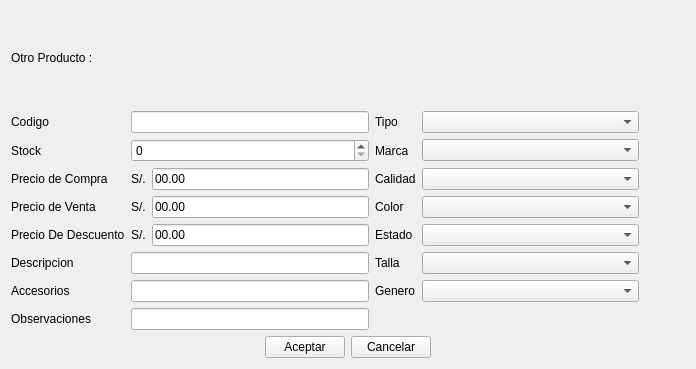
This is producto/ui_agregarotros.ui in rodety/manager as Qt 5 draws it before an edit. The edited form follows.
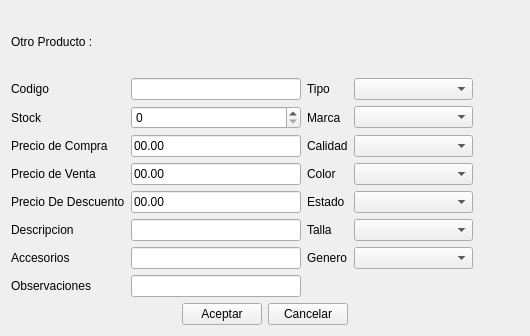
This is the edited form. Icons and pictures are not drawn. Custom widgets are drawn as their Qt base class.

```diff
--- a/producto/ui_agregarotros.ui
+++ b/producto/ui_agregarotros.ui
@@ -6,76 +6,254 @@
    <rect>
     <x>0</x>
     <y>0</y>
-    <width>696</width>
-    <height>369</height>
+    <width>530</width>
+    <height>336</height>
    </rect>
   </property>
   <property name="windowTitle">
    <string>Form</string>
   </property>
-  <layout class="QGridLayout" name="gridLayout">
+  <layout class="QGridLayout" name="gridLayout_2">
    <item row="0" column="0">
-    <widget class="QLabel" name="label_tiulo">
-     <property name="text">
-      <string>Otro Producto :</string>
-     </property>
-    </widget>
-   </item>
-   <item row="1" column="0">
-    <layout class="QGridLayout" name="gridLayout_4">
+    <layout class="QGridLayout" name="gridLayout">
      <item row="0" column="0">
+      <widget class="QLabel" name="label_tiulo">
+       <property name="text">
+        <string>Otro Producto :</string>
+       </property>
+      </widget>
+     </item>
+     <item row="1" column="0">
       <widget class="QLabel" name="label_14">
        <property name="text">
         <string>Codigo</string>
        </property>
       </widget>
      </item>
-     <item row="0" column="1" colspan="2">
+     <item row="1" column="1">
       <widget class="QLineEdit" name="lineEdit_codigo"/>
      </item>
-     <item row="2" column="1">
-      <widget class="QLabel" name="label_19">
+     <item row="1" column="2">
+      <widget class="QLabel" name="label">
        <property name="text">
-        <string>S/.</string>
+        <string>Tipo</string>
        </property>
       </widget>
      </item>
-     <item row="3" column="1">
-      <widget class="QLabel" name="label_20">
+     <item row="1" column="3">
+      <widget class="MyComboBox" name="comboBox_tipo"/>
+     </item>
+     <item row="1" column="4">
+      <widget class="QPushButton" name="pushButton_xtipo">
+       <property name="sizePolicy">
+        <sizepolicy hsizetype="Fixed" vsizetype="Fixed">
+         <horstretch>0</horstretch>
+         <verstretch>0</verstretch>
+        </sizepolicy>
+       </property>
        <property name="text">
-        <string>S/.</string>
+        <string/>
        </property>
+       <property name="icon">
+        <iconset resource="../Icons/Icons.qrc">
+         <normaloff>:/Icons/1349716373_monotone_close_exit_delete_small.png</normaloff>:/Icons/1349716373_monotone_close_exit_delete_small.png</iconset>
+       </property>
+       <property name="autoDefault">
+        <bool>false</bool>
+       </property>
+       <property name="flat">
+        <bool>true</bool>
+       </property>
       </widget>
      </item>
-     <item row="1" column="0">
+     <item row="2" column="0">
       <widget class="QLabel" name="label_21">
        <property name="text">
         <string>Stock</string>
        </property>
       </widget>
      </item>
-     <item row="4" column="0">
-      <widget class="QLabel" name="label_22">
+     <item row="2" column="1">
+      <widget class="QSpinBox" name="spinBox_stock">
+       <property name="maximum">
+        <number>999999999</number>
+       </property>
+      </widget>
+     </item>
+     <item row="2" column="2">
+      <widget class="QLabel" name="label_24">
+       <property name="sizePolicy">
+        <sizepolicy hsizetype="Preferred" vsizetype="Preferred">
+         <horstretch>0</horstretch>
+         <verstretch>0</verstretch>
+        </sizepolicy>
+       </property>
        <property name="text">
-        <string>Precio De Descuento</string>
+        <string>Marca</string>
        </property>
       </widget>
      </item>
-     <item row="2" column="0">
+     <item row="2" column="3">
+      <widget class="MyComboBox" name="comboBox_marca">
+       <property name="sizePolicy">
+        <sizepolicy hsizetype="Expanding" vsizetype="Fixed">
+         <horstretch>0</horstretch>
+         <verstretch>0</verstretch>
+        </sizepolicy>
+       </property>
+      </widget>
+     </item>
+     <item row="2" column="4">
+      <widget class="QPushButton" name="pushButton_xmarca">
+       <property name="sizePolicy">
+        <sizepolicy hsizetype="Fixed" vsizetype="Fixed">
+         <horstretch>0</horstretch>
+         <verstretch>0</verstretch>
+        </sizepolicy>
+       </property>
+       <property name="text">
+        <string/>
+       </property>
+       <property name="icon">
+        <iconset resource="../Icons/Icons.qrc">
+         <normaloff>:/Icons/1349716373_monotone_close_exit_delete_small.png</normaloff>:/Icons/1349716373_monotone_close_exit_delete_small.png</iconset>
+       </property>
+       <property name="autoDefault">
+        <bool>false</bool>
+       </property>
+       <property name="flat">
+        <bool>true</bool>
+       </property>
+      </widget>
+     </item>
+     <item row="3" column="0">
       <widget class="QLabel" name="label_23">
        <property name="text">
         <string>Precio de Compra</string>
        </property>
       </widget>
      </item>
-     <item row="2" column="2">
+     <item row="3" column="1">
       <widget class="QLineEdit" name="lineEdit_precioCompra">
        <property name="text">
         <string>00.00</string>
        </property>
       </widget>
      </item>
+     <item row="3" column="2">
+      <widget class="QLabel" name="label_28">
+       <property name="sizePolicy">
+        <sizepolicy hsizetype="Preferred" vsizetype="Preferred">
+         <horstretch>0</horstretch>
+         <verstretch>0</verstretch>
+        </sizepolicy>
+       </property>
+       <property name="text">
+        <string>Calidad</string>
+       </property>
+      </widget>
+     </item>
+     <item row="3" column="3">
+      <widget class="MyComboBox" name="comboBox_calidad">
+       <property name="sizePolicy">
+        <sizepolicy hsizetype="Expanding" vsizetype="Fixed">
+         <horstretch>0</horstretch>
+         <verstretch>0</verstretch>
+        </sizepolicy>
+       </property>
+      </widget>
+     </item>
+     <item row="3" column="4">
+      <widget class="QPushButton" name="pushButton_xcalidad">
+       <property name="sizePolicy">
+        <sizepolicy hsizetype="Fixed" vsizetype="Fixed">
+         <horstretch>0</horstretch>
+         <verstretch>0</verstretch>
+        </sizepolicy>
+       </property>
+       <property name="text">
+        <string/>
+       </property>
+       <property name="icon">
+        <iconset resource="../Icons/Icons.qrc">
+         <normaloff>:/Icons/1349716373_monotone_close_exit_delete_small.png</normaloff>:/Icons/1349716373_monotone_close_exit_delete_small.png</iconset>
+       </property>
+       <property name="autoDefault">
+        <bool>false</bool>
+       </property>
+       <property name="flat">
+        <bool>true</bool>
+       </property>
+      </widget>
+     </item>
+     <item row="4" column="0">
+      <widget class="QLabel" name="label_25">
+       <property name="text">
+        <string>Precio de Venta</string>
+       </property>
+      </widget>
+     </item>
+     <item row="4" column="1">
+      <widget class="QLineEdit" name="lineEdit_precioVenta">
+       <property name="text">
+        <string>00.00</string>
+       </property>
+      </widget>
+     </item>
      <item row="4" column="2">
+      <widget class="QLabel" name="label_29">
+       <property name="sizePolicy">
+        <sizepolicy hsizetype="Preferred" vsizetype="Preferred">
+         <horstretch>0</horstretch>
+         <verstretch>0</verstretch>
+        </sizepolicy>
+       </property>
+       <property name="text">
+        <string>Color</string>
+       </property>
+      </widget>
+     </item>
+     <item row="4" column="3">
+      <widget class="MyComboBox" name="comboBox_color">
+       <property name="sizePolicy">
+        <sizepolicy hsizetype="Expanding" vsizetype="Fixed">
+         <horstretch>0</horstretch>
+         <verstretch>0</verstretch>
+        </sizepolicy>
+       </property>
+      </widget>
+     </item>
+     <item row="4" column="4">
+      <widget class="QPushButton" name="pushButton_xcolor">
+       <property name="sizePolicy">
+        <sizepolicy hsizetype="Fixed" vsizetype="Fixed">
+         <horstretch>0</horstretch>
+         <verstretch>0</verstretch>
+        </sizepolicy>
+       </property>
+       <property name="text">
+        <string/>
+       </property>
+       <property name="icon">
+        <iconset resource="../Icons/Icons.qrc">
+         <normaloff>:/Icons/1349716373_monotone_close_exit_delete_small.png</normaloff>:/Icons/1349716373_monotone_close_exit_delete_small.png</iconset>
+       </property>
+       <property name="autoDefault">
+        <bool>false</bool>
+       </property>
+       <property name="flat">
+        <bool>true</bool>
+       </property>
+      </widget>
+     </item>
+     <item row="5" column="0">
+      <widget class="QLabel" name="label_22">
+       <property name="text">
+        <string>Precio De Descuento</string>
+       </property>
+      </widget>
+     </item>
+     <item row="5" column="1">
       <widget class="QLineEdit" name="lineEdit_precioDescuento">
        <property name="minimumSize">
         <size>
@@ -88,69 +266,41 @@
        </property>
       </widget>
      </item>
-     <item row="3" column="0">
-      <widget class="QLabel" name="label_25">
+     <item row="5" column="2">
+      <widget class="QLabel" name="label_estado">
        <property name="text">
-        <string>Precio de Venta</string>
+        <string>Estado</string>
        </property>
       </widget>
      </item>
-     <item row="7" column="0">
-      <widget class="QLabel" name="label_26">
-       <property name="text">
-        <string>Observaciones</string>
-       </property>
-      </widget>
+     <item row="5" column="3">
+      <widget class="MyComboBox" name="comboBox_estado"/>
      </item>
-     <item row="3" column="2">
-      <widget class="QLineEdit" name="lineEdit_precioVenta">
+     <item row="5" column="4">
+      <widget class="QPushButton" name="pushButton_xestado">
        <property name="text">
-        <string>00.00</string>
+        <string/>
        </property>
-      </widget>
-     </item>
-     <item row="1" column="1" colspan="2">
-      <widget class="QSpinBox" name="spinBox_stock">
-       <property name="maximum">
-        <number>999999999</number>
+       <property name="icon">
+        <iconset resource="../Icons/Icons.qrc">
+         <normaloff>:/Icons/1349716373_monotone_close_exit_delete_small.png</normaloff>:/Icons/1349716373_monotone_close_exit_delete_small.png</iconset>
        </property>
-      </widget>
-     </item>
-     <item row="7" column="1" colspan="2">
-      <widget class="QLineEdit" name="lineEdit_observaciones">
-       <property name="readOnly">
-        <bool>false</bool>
+       <property name="flat">
+        <bool>true</bool>
        </property>
       </widget>
      </item>
-     <item row="4" column="1">
-      <widget class="QLabel" name="label_31">
-       <property name="text">
-        <string>S/.</string>
-       </property>
-      </widget>
-     </item>
-     <item row="6" column="1" colspan="2">
-      <widget class="QLineEdit" name="lineEdit_accesorios"/>
-     </item>
      <item row="6" column="0">
-      <widget class="QLabel" name="label_33">
-       <property name="text">
-        <string>Accesorios</string>
-       </property>
-      </widget>
-     </item>
-     <item row="5" column="0">
       <widget class="QLabel" name="label_34">
        <property name="text">
         <string>Descripcion</string>
        </property>
       </widget>
      </item>
-     <item row="5" column="1" colspan="2">
+     <item row="6" column="1">
       <widget class="QLineEdit" name="lineEdit_descripcion"/>
      </item>
-     <item row="5" column="3">
+     <item row="6" column="2">
       <widget class="QLabel" name="label_32">
        <property name="sizePolicy">
         <sizepolicy hsizetype="Preferred" vsizetype="Preferred">
@@ -163,7 +313,7 @@
        </property>
       </widget>
      </item>
-     <item row="5" column="4">
+     <item row="6" column="3">
       <widget class="MyComboBox" name="comboBox_talla">
        <property name="sizePolicy">
         <sizepolicy hsizetype="Expanding" vsizetype="Fixed">
@@ -173,7 +323,7 @@
        </property>
       </widget>
      </item>
-     <item row="5" column="5">
+     <item row="6" column="4">
       <widget class="QPushButton" name="pushButton_xtalla">
        <property name="sizePolicy">
         <sizepolicy hsizetype="Fixed" vsizetype="Fixed">
@@ -196,212 +346,27 @@
        </property>
       </widget>
      </item>
-     <item row="4" column="3">
-      <widget class="QLabel" name="label_estado">
+     <item row="7" column="0">
+      <widget class="QLabel" name="label_33">
        <property name="text">
-        <string>Estado</string>
+        <string>Accesorios</string>
        </property>
       </widget>
      </item>
-     <item row="4" column="4">
-      <widget class="MyComboBox" name="comboBox_estado"/>
+     <item row="7" column="1">
+      <widget class="QLineEdit" name="lineEdit_accesorios"/>
      </item>
-     <item row="3" column="3">
-      <widget class="QLabel" name="label_29">
-       <property name="sizePolicy">
-        <sizepolicy hsizetype="Preferred" vsizetype="Preferred">
-         <horstretch>0</horstretch>
-         <verstretch>0</verstretch>
-        </sizepolicy>
-       </property>
-       <property name="text">
-        <string>Color</string>
-       </property>
-      </widget>
-     </item>
-     <item row="3" column="4">
-      <widget class="MyComboBox" name="comboBox_color">
-       <property name="sizePolicy">
-        <sizepolicy hsizetype="Expanding" vsizetype="Fixed">
-         <horstretch>0</horstretch>
-         <verstretch>0</verstretch>
-        </sizepolicy>
-       </property>
-      </widget>
-     </item>
-     <item row="2" column="3">
-      <widget class="QLabel" name="label_28">
-       <property name="sizePolicy">
-        <sizepolicy hsizetype="Preferred" vsizetype="Preferred">
-         <horstretch>0</horstretch>
-         <verstretch>0</verstretch>
-        </sizepolicy>
-       </property>
-       <property name="text">
-        <string>Calidad</string>
-       </property>
-      </widget>
-     </item>
-     <item row="2" column="4">
-      <widget class="MyComboBox" name="comboBox_calidad">
-       <property name="sizePolicy">
-        <sizepolicy hsizetype="Expanding" vsizetype="Fixed">
-         <horstretch>0</horstretch>
-         <verstretch>0</verstretch>
-        </sizepolicy>
-       </property>
-      </widget>
-     </item>
-     <item row="1" column="3">
-      <widget class="QLabel" name="label_24">
-       <property name="sizePolicy">
-        <sizepolicy hsizetype="Preferred" vsizetype="Preferred">
-         <horstretch>0</horstretch>
-         <verstretch>0</verstretch>
-        </sizepolicy>
-       </property>
-       <property name="text">
-        <string>Marca</string>
-       </property>
-      </widget>
-     </item>
-     <item row="1" column="4">
-      <widget class="MyComboBox" name="comboBox_marca">
-       <property name="sizePolicy">
-        <sizepolicy hsizetype="Expanding" vsizetype="Fixed">
-         <horstretch>0</horstretch>
-         <verstretch>0</verstretch>
-        </sizepolicy>
-       </property>
-      </widget>
-     </item>
-     <item row="0" column="3">
-      <widget class="QLabel" name="label">
-       <property name="text">
-        <string>Tipo</string>
-       </property>
-      </widget>
-     </item>
-     <item row="0" column="4">
-      <widget class="MyComboBox" name="comboBox_tipo"/>
-     </item>
-     <item row="4" column="5">
-      <widget class="QPushButton" name="pushButton_xestado">
-       <property name="text">
-        <string/>
-       </property>
-       <property name="icon">
-        <iconset resource="../Icons/Icons.qrc">
-         <normaloff>:/Icons/1349716373_monotone_close_exit_delete_small.png</normaloff>:/Icons/1349716373_monotone_close_exit_delete_small.png</iconset>
-       </property>
-       <property name="flat">
-        <bool>true</bool>
-       </property>
-      </widget>
-     </item>
-     <item row="3" column="5">
-      <widget class="QPushButton" name="pushButton_xcolor">
-       <property name="sizePolicy">
-        <sizepolicy hsizetype="Fixed" vsizetype="Fixed">
-         <horstretch>0</horstretch>
-         <verstretch>0</verstretch>
-        </sizepolicy>
-       </property>
-       <property name="text">
-        <string/>
-       </property>
-       <property name="icon">
-        <iconset resource="../Icons/Icons.qrc">
-         <normaloff>:/Icons/1349716373_monotone_close_exit_delete_small.png</normaloff>:/Icons/1349716373_monotone_close_exit_delete_small.png</iconset>
-       </property>
-       <property name="autoDefault">
-        <bool>false</bool>
-       </property>
-       <property name="flat">
-        <bool>true</bool>
-       </property>
-      </widget>
-     </item>
-     <item row="2" column="5">
-      <widget class="QPushButton" name="pushButton_xcalidad">
-       <property name="sizePolicy">
-        <sizepolicy hsizetype="Fixed" vsizetype="Fixed">
-         <horstretch>0</horstretch>
-         <verstretch>0</verstretch>
-        </sizepolicy>
-       </property>
-       <property name="text">
-        <string/>
-       </property>
-       <property name="icon">
-        <iconset resource="../Icons/Icons.qrc">
-         <normaloff>:/Icons/1349716373_monotone_close_exit_delete_small.png</normaloff>:/Icons/1349716373_monotone_close_exit_delete_small.png</iconset>
-       </property>
-       <property name="autoDefault">
-        <bool>false</bool>
-       </property>
-       <property name="flat">
-        <bool>true</bool>
-       </property>
-      </widget>
-     </item>
-     <item row="1" column="5">
-      <widget class="QPushButton" name="pushButton_xmarca">
-       <property name="sizePolicy">
-        <sizepolicy hsizetype="Fixed" vsizetype="Fixed">
-         <horstretch>0</horstretch>
-         <verstretch>0</verstretch>
-        </sizepolicy>
-       </property>
-       <property name="text">
-        <string/>
-       </property>
-       <property name="icon">
-        <iconset resource="../Icons/Icons.qrc">
-         <normaloff>:/Icons/1349716373_monotone_close_exit_delete_small.png</normaloff>:/Icons/1349716373_monotone_close_exit_delete_small.png</iconset>
-       </property>
-       <property name="autoDefault">
-        <bool>false</bool>
-       </property>
-       <property name="flat">
-        <bool>true</bool>
-       </property>
-      </widget>
-     </item>
-     <item row="0" column="5">
-      <widget class="QPushButton" name="pushButton_xtipo">
-       <property name="sizePolicy">
-        <sizepolicy hsizetype="Fixed" vsizetype="Fixed">
-         <horstretch>0</horstretch>
-         <verstretch>0</verstretch>
-        </sizepolicy>
-       </property>
-       <property name="text">
-        <string/>
-       </property>
-       <property name="icon">
-        <iconset resource="../Icons/Icons.qrc">
-         <normaloff>:/Icons/1349716373_monotone_close_exit_delete_small.png</normaloff>:/Icons/1349716373_monotone_close_exit_delete_small.png</iconset>
-       </property>
-       <property name="autoDefault">
-        <bool>false</bool>
-       </property>
-       <property name="flat">
-        <bool>true</bool>
-       </property>
-      </widget>
-     </item>
-     <item row="6" column="3">
+     <item row="7" column="2">
       <widget class="QLabel" name="label_2">
        <property name="text">
         <string>Genero</string>
        </property>
       </widget>
      </item>
-     <item row="6" column="4">
+     <item row="7" column="3">
       <widget class="MyComboBox" name="comboBox_genero"/>
      </item>
-     <item row="6" column="5">
+     <item row="7" column="4">
       <widget class="QPushButton" name="pushButton_xgenero">
        <property name="text">
         <string/>
@@ -415,9 +380,23 @@
        </property>
       </widget>
      </item>
+     <item row="8" column="0">
+      <widget class="QLabel" name="label_26">
+       <property name="text">
+        <string>Observaciones</string>
+       </property>
+      </widget>
+     </item>
+     <item row="8" column="1">
+      <widget class="QLineEdit" name="lineEdit_observaciones">
+       <property name="readOnly">
+        <bool>false</bool>
+       </property>
+      </widget>
+     </item>
     </layout>
    </item>
-   <item row="2" column="0">
+   <item row="1" column="0">
     <layout class="QHBoxLayout" name="horizontalLayout_3">
      <item>
       <spacer name="horizontalSpacer_3">
```
